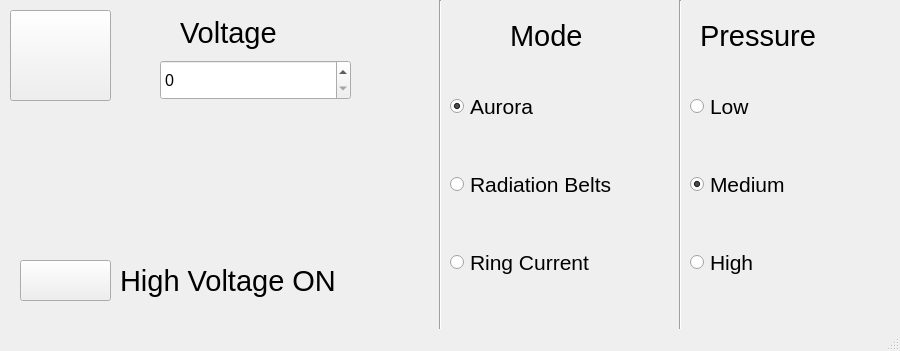
First picture: the form in Manual.ui, repository ecehawks/iowa-planeterrella-firmware, before the edit.
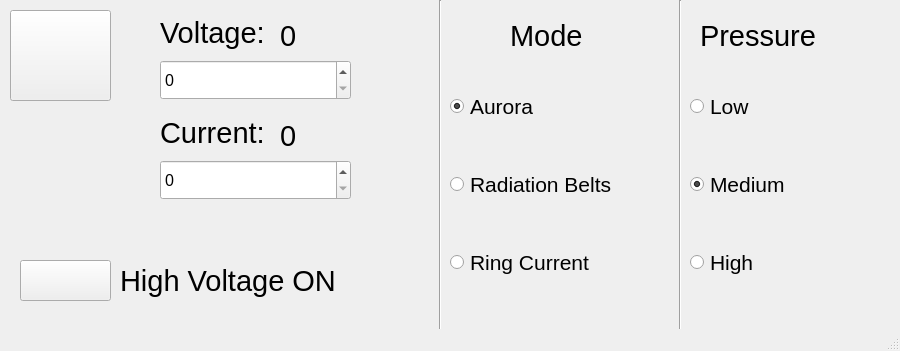
Second picture: the form after the edit. Icons and pictures are not drawn.

```diff
--- a/Manual.ui
+++ b/Manual.ui
@@ -215,12 +215,12 @@
      </size>
     </property>
    </widget>
-   <widget class="QLabel" name="voltageLabel">
+   <widget class="QLabel" name="voltageLabelName">
     <property name="geometry">
      <rect>
-      <x>180</x>
+      <x>160</x>
       <y>10</y>
-      <width>131</width>
+      <width>111</width>
       <height>45</height>
      </rect>
     </property>
@@ -230,7 +230,7 @@
      </font>
     </property>
     <property name="text">
-     <string>Voltage</string>
+     <string>Voltage:</string>
     </property>
    </widget>
    <widget class="QSpinBox" name="spinBox_2">
@@ -294,6 +294,75 @@
      <string>High Voltage ON</string>
     </property>
    </widget>
+   <widget class="QLabel" name="voltageLabel">
+    <property name="geometry">
+     <rect>
+      <x>280</x>
+      <y>10</y>
+      <width>131</width>
+      <height>51</height>
+     </rect>
+    </property>
+    <property name="font">
+     <font>
+      <pointsize>22</pointsize>
+     </font>
+    </property>
+    <property name="text">
+     <string>0</string>
+    </property>
+   </widget>
+   <widget class="QLabel" name="currentLabel">
+    <property name="geometry">
+     <rect>
+      <x>280</x>
+      <y>110</y>
+      <width>131</width>
+      <height>51</height>
+     </rect>
+    </property>
+    <property name="font">
+     <font>
+      <pointsize>22</pointsize>
+     </font>
+    </property>
+    <property name="text">
+     <string>0</string>
+    </property>
+   </widget>
+   <widget class="QSpinBox" name="currentSpinbox">
+    <property name="geometry">
+     <rect>
+      <x>160</x>
+      <y>160</y>
+      <width>191</width>
+      <height>40</height>
+     </rect>
+    </property>
+    <property name="font">
+     <font>
+      <pointsize>12</pointsize>
+     </font>
+    </property>
+   </widget>
+   <widget class="QLabel" name="currentLabelName">
+    <property name="geometry">
+     <rect>
+      <x>160</x>
+      <y>110</y>
+      <width>111</width>
+      <height>45</height>
+     </rect>
+    </property>
+    <property name="font">
+     <font>
+      <pointsize>22</pointsize>
+     </font>
+    </property>
+    <property name="text">
+     <string>Current:</string>
+    </property>
+   </widget>
   </widget>
   <widget class="QStatusBar" name="statusbar"/>
  </widget>
```
Left out of the diff: 2 changed lines with no effect on the pictures.
